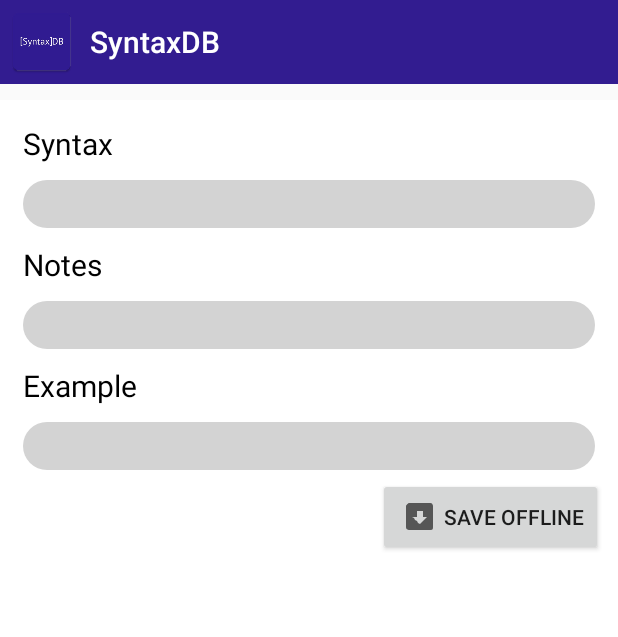
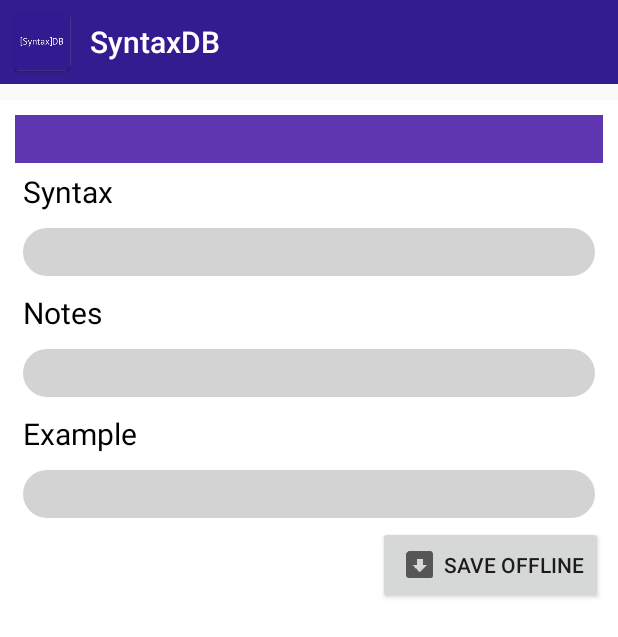
Before and after one commit to srirambalaji04/SyntaxDB, an Android app: the fragment ConceptFragment placed in its activity, on a phone screen of 412 x 824 dp. Shown: the top 637 px of the screen. Run offline under Robolectric (Android 15) with nearby library versions, the phone set to English and light mode, and no system bars; 6 statements that could not run were skipped.

Commit message:
finished after changes heading

```diff
--- a/app/src/main/java/com/shiru/syntaxdb/fragment/ConceptFragment.java
+++ b/app/src/main/java/com/shiru/syntaxdb/fragment/ConceptFragment.java
@@ -30,6 +30,7 @@ public class ConceptFragment extends Fragment {
     private TextView syntaxTxt;
     private TextView notesTxt;
     private TextView exampleTxt;
+    private TextView headingTitle;
     private ConceptListener mListener;
 
 
@@ -74,12 +75,14 @@ public class ConceptFragment extends Fragment {
         syntaxTxt = (TextView) view.findViewById(R.id.syntax_txt);
         notesTxt = (TextView) view.findViewById(R.id.notes_txt);
         exampleTxt = (TextView) view.findViewById(R.id.example_txt);
+        headingTitle = (TextView) view.findViewById(R.id.heading_txt);
     }
 
     private void setConcept(Concept concept) {
         syntaxTxt.setText(concept.getSyntax());
         notesTxt.setText(concept.getNotes());
         exampleTxt.setText(concept.getExample());
+        headingTitle.setText(concept.getLanguageLink() + " | " + concept.getName());
     }
 
     @Override
@@ -93,7 +96,7 @@ public class ConceptFragment extends Fragment {
         mListener = null;
     }
 
-    private void saveOffline(Concept concept){
+    private void saveOffline(Concept concept) {
         Toast.makeText(getContext(), "Coming soon", Toast.LENGTH_SHORT).show();
         /*DatabaseDao dao = new DatabaseDao(getContext());
         if (dao.insertConcept(concept)){
@@ -102,6 +105,7 @@ public class ConceptFragment extends Fragment {
             Toast.makeText(getContext(), "Failed to save offline", Toast.LENGTH_SHORT).show();
         }*/
     }
+
     /**
      * This interface must be implemented by activities that contain this
      * fragment to allow an interaction in this fragment to be communicated
--- a/app/src/main/res/layout/fragment_concept.xml
+++ b/app/src/main/res/layout/fragment_concept.xml
@@ -3,18 +3,27 @@
     android:layout_width="match_parent"
     android:layout_height="match_parent"
     android:background="@android:color/white"
-    android:padding="10dp"
     tools:context="com.shiru.syntaxdb.fragment.ConceptFragment">
 
     <RelativeLayout
         android:layout_width="match_parent"
-        android:layout_height="wrap_content">
+        android:layout_height="wrap_content"
+        android:padding="10dp">
+
+        <TextView
+            android:id="@+id/heading_txt"
+            style="@style/AppTheme.ContentTextView"
+            android:layout_width="match_parent"
+            android:layout_height="wrap_content"
+            android:background="@color/colorPrimary"
+            android:textColor="@android:color/white" />
 
         <TextView
             android:id="@+id/syntax_title_txt"
             style="@style/AppTheme.TitleTextView"
             android:layout_width="match_parent"
             android:layout_height="wrap_content"
+            android:layout_below="@+id/heading_txt"
             android:layout_margin="@dimen/cpt_heading_mrgn"
             android:text="@string/syntax_title" />
 
--- a/app/src/main/res/layout/list_item.xml
+++ b/app/src/main/res/layout/list_item.xml
@@ -18,6 +18,7 @@
             android:layout_width="wrap_content"
             android:layout_height="wrap_content"
             android:layout_margin="5dp"
+            android:ellipsize="marquee"
             android:gravity="center"
             android:textColor="@color/colorPrimary"
             android:textSize="20sp" />
```
Also changed, not shown: app/src/main/java/com/shiru/syntaxdb/fragment/CategoriesFragment.java (+17 -3 lines), app/src/main/java/com/shiru/syntaxdb/fragment/ConceptsFragment.java (+17 -4 lines), app/src/main/res/layout/fragment_categories.xml (+5 -10 lines), app/src/main/res/layout/fragment_concepts.xml (+9 -7 lines).
